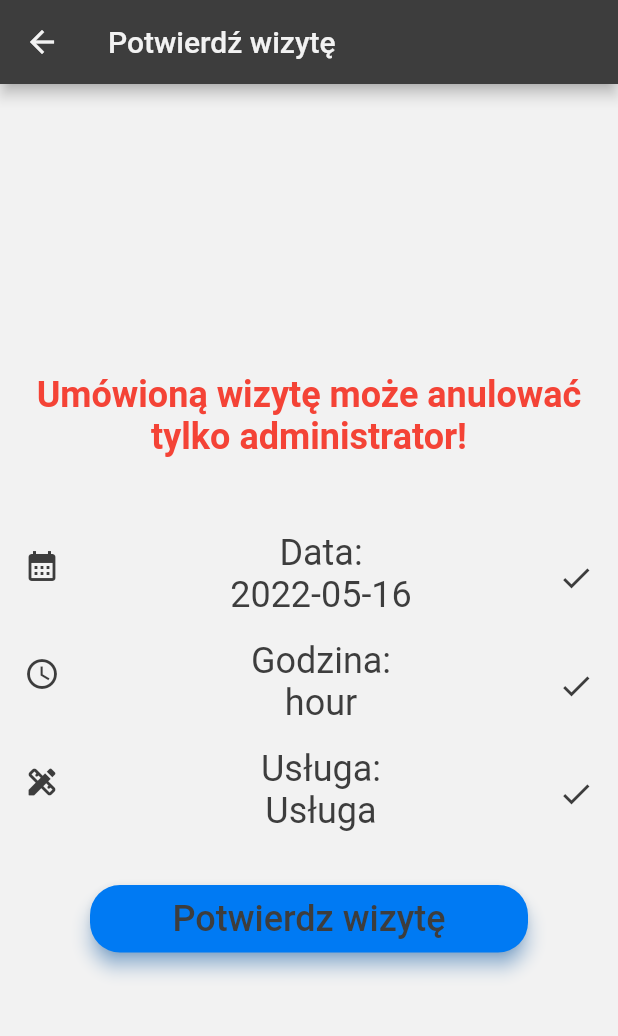
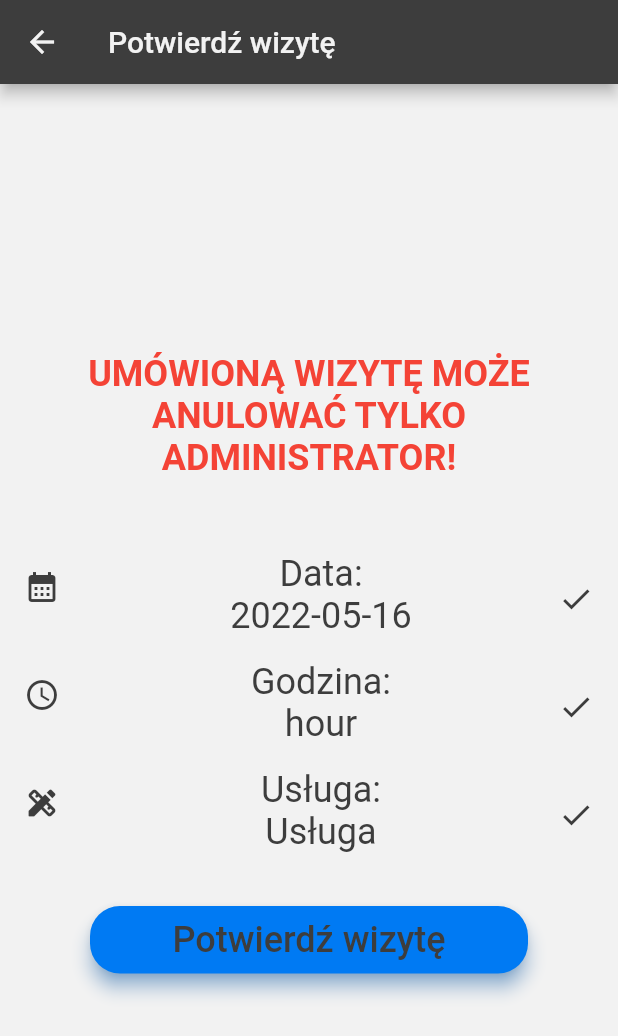
Before and after one commit to MePhew-GonteQ-Industries/zolza-hairstyles-app, a Flutter app: the ConfirmAppointment screen opened by its route, on a phone screen of 412 x 824 dp. Shown: the top 1036 px of the screen. Run offline on Flutter 3.47's test engine with Material 2 defaults, Android fonts, the phone set to English and light mode, and no system bars; our stand-ins replace connectivity_plus, flutter_datetime_picker, flutter_secure_storage, flutter_svg, hooks_riverpod, rflutter_alert and 1 more; accounts and stored records are empty.

Commit message:
Changed information font to uppercase

```diff
--- a/lib/screens/confirmappointment.dart
+++ b/lib/screens/confirmappointment.dart
@@ -36,11 +36,12 @@ class _ConfirmAppointment extends State<ConfirmAppointment> {
             crossAxisAlignment: CrossAxisAlignment.center,
             // physics: const NeverScrollableScrollPhysics(),
             children: [
-              const ListTile(
+              ListTile(
                 title: Text(
-                  'Umówioną wizytę może anulować tylko administrator!',
+                  'Umówioną wizytę może anulować tylko administrator!'
+                      .toUpperCase(),
                   textAlign: TextAlign.center,
-                  style: TextStyle(
+                  style: const TextStyle(
                       // color: Theme.of(context).primaryColor,
                       color: Colors.red,
                       fontSize: 24,
@@ -153,7 +154,7 @@ class _ConfirmAppointment extends State<ConfirmAppointment> {
                       }
                     },
                     child: Text(
-                      'Potwierdz wizytę',
+                      'Potwierdź wizytę',
                       style: TextStyle(
                         color: Theme.of(context).primaryColor,
                         fontSize: 24,
```
